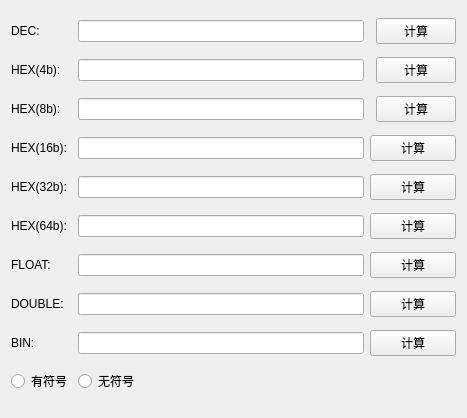
This is widget.ui in teaczjf/BinaryConversionCalculator as Qt 5 draws it before an edit. The edited form follows.
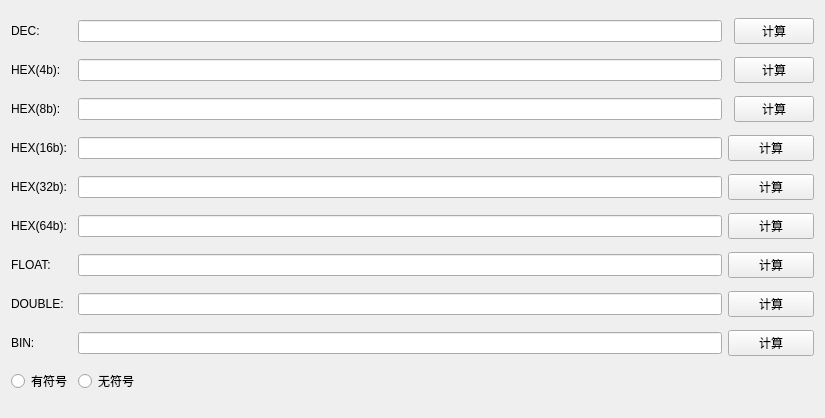
This is the edited form.

Diff of the .ui file:
```diff
--- a/widget.ui
+++ b/widget.ui
@@ -6,7 +6,7 @@
    <rect>
     <x>0</x>
     <y>0</y>
-    <width>467</width>
+    <width>825</width>
     <height>418</height>
    </rect>
   </property>
```
Left out of the diff: 32 changed lines with no effect on the pictures.
